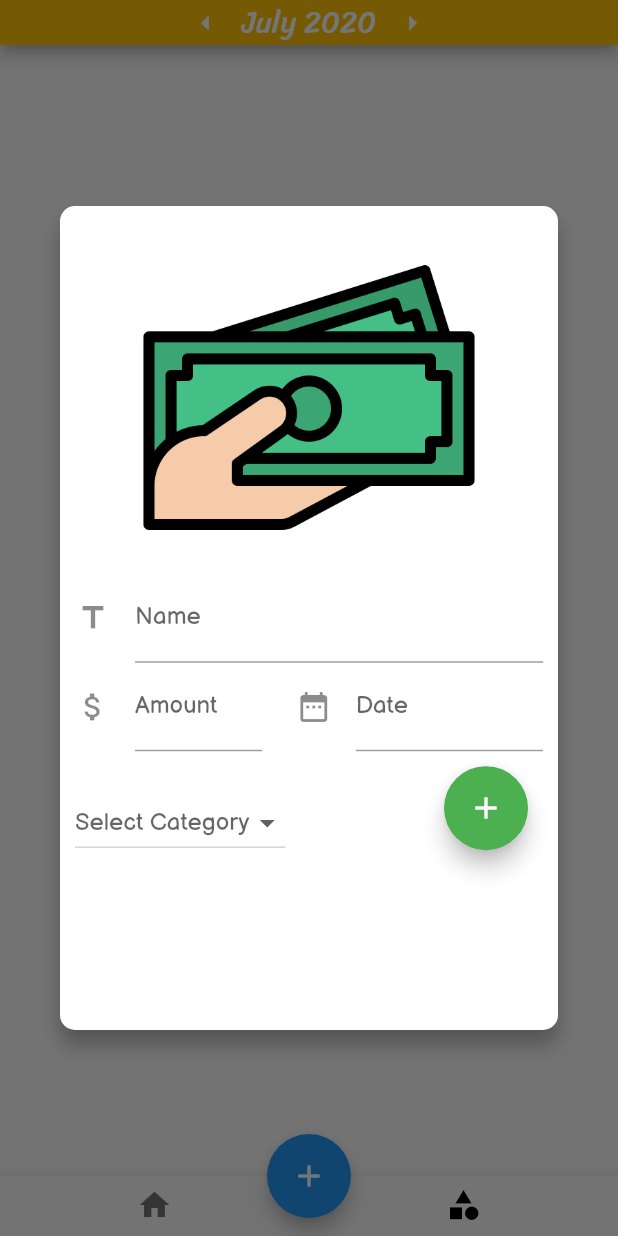
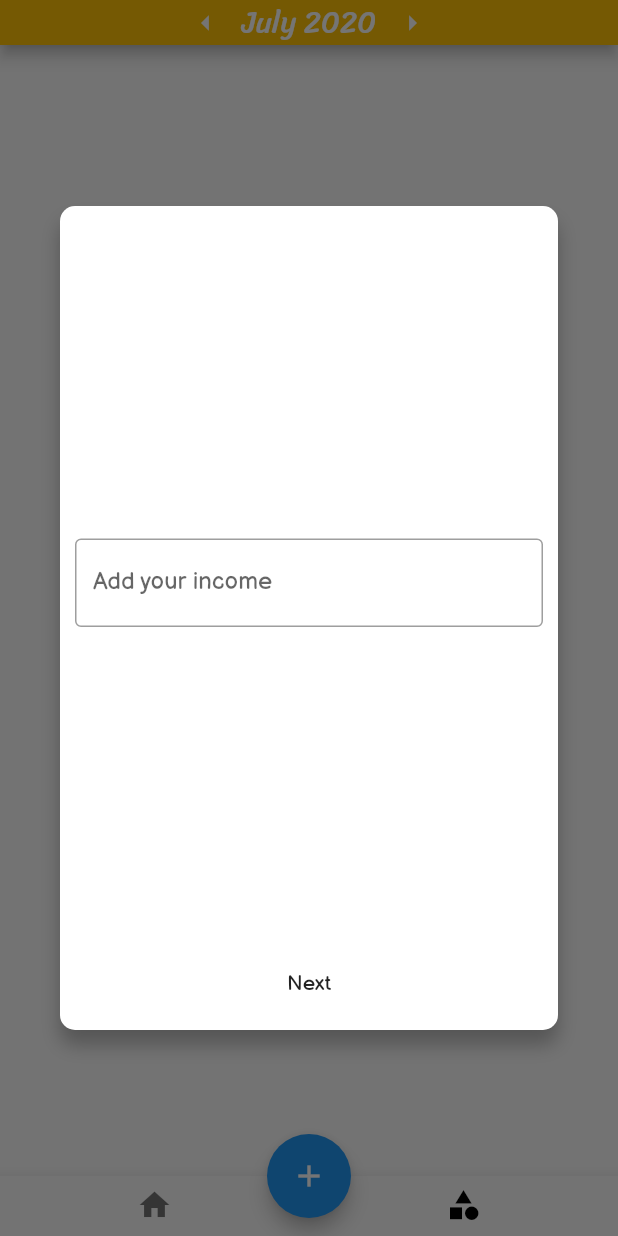
Before and after one commit to joenguyen0109/Flutter-Project, a Flutter app: the screen it shows after launch, item 2 of the bottom bar chosen, after a tap on the "add" icon, on a phone screen of 412 x 824 dp. Run offline on Flutter 3.47's test engine with Material 2 defaults, Android fonts, the phone set to English and light mode, and no system bars; our stand-ins replace get_it, percent_indicator, sqflite; missing offline and left inert: pattern_formatter; accounts and stored records are empty.

Commit message:
Finish the project

```diff
--- a/BudgetApp/lib/DataBase/Database.dart
+++ b/BudgetApp/lib/DataBase/Database.dart
@@ -9,7 +9,7 @@ class DatabaseHelper {
   static final _databaseVersion = 1;
 
   static final table = 'transcation_table';
-  static final table2 = 'category_table';
+  static final table2 = 'income_table';
 
   static final columnId = '_id';
   static final columnName = 'name';
@@ -19,6 +19,8 @@ class DatabaseHelper {
   static final columnDay = 'day';
   static final columnMonth = 'month';
   static final columnYear = 'year';
+
+  static final columnIncome = 'income';
 
   // make this a singleton class
   DatabaseHelper._privateConstructor();
@@ -55,6 +57,14 @@ class DatabaseHelper {
             $columnYear INTEGER NOT NULL
           )
           ''');
+    await db.execute('''
+          CREATE TABLE $table2 (
+            $columnId INTEGER PRIMARY KEY,
+            $columnIncome INTEGER NOT NULL CHECK ($columnIncome > 0),
+            $columnMonth INTEGER NOT NULL,
+            $columnYear INTEGER NOT NULL
+          )
+          ''');
   }
 
   // Helper methods
@@ -83,11 +93,33 @@ class DatabaseHelper {
     return await db.insert(table, row);
   }
 
+  Future<int> insertIncome({int income, int month, int year}) async {
+    Database db = await instance.database;
+    Map<String, dynamic> row = {
+      DatabaseHelper.columnIncome: income,
+      DatabaseHelper.columnMonth: month,
+      DatabaseHelper.columnYear: year,
+    };
+    return await db.insert(table2, row);
+  }
+
+  Future<List<Map<dynamic, dynamic>>> queryIncome(
+      {int month, int year}) async {
+    Database db = await instance.database;
+    return await db.rawQuery(
+        'SELECT $columnIncome FROM $table2 WHERE $columnMonth == $month AND $columnYear == $year');
+  }
+
+  Future<int> updateIncome({int income, int month,int year}) async{
+    Database db = await instance.database;
+    return await db.rawUpdate('UPDATE $table2 SET $columnIncome = $income WHERE $columnMonth == $month AND $columnYear == $year');
+  }
+
   // All of the rows are returned as a list of maps, where each map is
   // a key-value list of columns.
   Future<List<Map<String, dynamic>>> queryAllRows() async {
     Database db = await instance.database;
-    return await db.query(table);
+    return await db.query(table2);
   }
 
   // All of the methods (insert, query, update, delete) can also be done using
--- a/BudgetApp/lib/ViewModels/HomeViewModel.dart
+++ b/BudgetApp/lib/ViewModels/HomeViewModel.dart
@@ -5,9 +5,11 @@ import '../Model/TranscationModel.dart';
 
 class HomeViewModel with ChangeNotifier {
   var service = locator<Dataquery>();
+  int _month = 0;
+  int _year = 0;
   Map<String, List<Transaction>> _data = {};
   Map<String, List<Transaction>> get data => _data;
-  int _income = 30000000;
+  int _income = 0;
   int get income => _income;
 
   int totalSpend() {
@@ -21,7 +23,15 @@ class HomeViewModel with ChangeNotifier {
   }
 
   Future<void> fetchData({int month, int year}) async {
+    _month = month;
+    _year = year;
     _data = await service.getData(month: month, year: year);
+    var income = await service.getIncome(month: month, year: year);
+    if (income.isEmpty) {
+      _income = 0;
+    } else {
+      _income = income[0]['income'];
+    }
   }
 
   Future<void> addNewTrans({
@@ -34,6 +44,7 @@ class HomeViewModel with ChangeNotifier {
       await locator<Dataquery>().insertToDataBase(
         name: name,
         spend: spend,
+        income: _income,
         date: date,
         category: category,
       );
@@ -43,4 +54,29 @@ class HomeViewModel with ChangeNotifier {
     }
     notifyListeners();
   }
+
+  void setIncome(int income) {
+    _income = income;
+    notifyListeners();
+  }
+
+  Future<void> updateIncome({String income}) async {
+    try {
+      var i = await service.updateIncome(
+          income: income, month: _month, year: _year);
+      setIncome(i);
+    } catch (e) {
+      throw e;
+    }
+  }
+
+  Future<void> addNewIncome({String income}) async {
+    try {
+      var i = await service.insertIncome(
+          income: income, month: _month, year: _year);
+      setIncome(i);
+    } catch (e) {
+      throw e;
+    }
+  }
 }
--- a/BudgetApp/lib/Views/AddNewTransaction.dart
+++ b/BudgetApp/lib/Views/AddNewTransaction.dart
@@ -21,16 +21,18 @@ class CustomDialog extends StatefulWidget {
 
 class _CustomDialogState extends State<CustomDialog> {
   Category selectedUser;
-
+  bool showContent = false;
   TextEditingController nameController = new TextEditingController();
   TextEditingController spendController = new TextEditingController();
   TextEditingController dateController = new TextEditingController();
+  TextEditingController incomeController = new TextEditingController();
 
   bool error = false;
   String errorMessage = "";
 
   Widget dialogContainer(BuildContext context) {
     var model = Provider.of<HomeViewModel>(context);
+
     return SingleChildScrollView(
       child: Container(
         height: MediaQuery.of(context).size.height / 1.5,
@@ -48,7 +50,8 @@ class _CustomDialogState extends State<CustomDialog> {
             ),
           ],
         ),
-        child: Column(
+        child: model.income != 0
+            ? Column(
                 mainAxisSize: MainAxisSize.min, // To make the card compact
                 children: <Widget>[
                   Container(
@@ -182,6 +185,44 @@ class _CustomDialogState extends State<CustomDialog> {
                     child: Text(errorMessage),
                   ),
                 ],
+              )
+            : Column(
+                children: [
+                  Expanded(
+                    child: Center(
+                      child: TextField(
+                        controller: incomeController,
+                        keyboardType: TextInputType.number,
+                        inputFormatters: [
+                          ThousandsFormatter(),
+                        ],
+                        decoration: InputDecoration(
+                          border: OutlineInputBorder(),
+                          labelText: 'Add your income',
+                        ),
+                      ),
+                    ),
+                  ),
+                  Text(errorMessage),
+                  GestureDetector(
+                    child: Container(
+                      height: 30,
+                      child: Text('Next'),
+                    ),
+                    onTap: () async {
+                      try {
+                        await model.addNewIncome(income: incomeController.text);
+                        setState(() {
+                          errorMessage = '';
+                        });
+                      } catch (e) {
+                        setState(() {
+                          errorMessage = 'Check your input';
+                        });
+                      }
+                    },
+                  ),
+                ],
               ),
       ),
     );
--- a/BudgetApp/lib/Views/HomeView.dart
+++ b/BudgetApp/lib/Views/HomeView.dart
@@ -1,6 +1,7 @@
 import 'package:BudgetApp/Model/CategoryModel.dart';
 import 'package:BudgetApp/ViewModels/HomeViewModel.dart';
 import 'package:BudgetApp/ViewModels/TrackTimeViewModel.dart';
+import 'package:BudgetApp/Views/UpdateIncome.dart';
 import 'package:flutter/material.dart';
 import 'package:intl/intl.dart';
 import 'package:provider/provider.dart';
@@ -162,7 +163,12 @@ class _HomeViewState extends State<HomeView> {
                       child: Container(
                         margin: EdgeInsets.only(top: 10),
                         child: GestureDetector(
-                          onTap: () {},
+                          onTap: () {
+                            showDialog(
+                              context: context,
+                              builder: (BuildContext ctx) => UpdateIncome(),
+                            );
+                          },
                           child: ListTile(
                             contentPadding: EdgeInsets.only(left: 10),
                             title: Text(
@@ -179,22 +185,14 @@ class _HomeViewState extends State<HomeView> {
                                 fontSize: 15,
                               ),
                             ),
-                            trailing: Row(
-                              mainAxisSize: MainAxisSize.min,
-                              children: [
-                                Text(
-                                  '2%',
-                                  style: TextStyle(
-                                    color: Colors.white,
-                                    fontSize: 13,
-                                  ),
-                                ),
-                                Icon(
-                                  Icons.keyboard_arrow_up,
-                                  color: Colors.yellow,
-                                  size: 15,
-                                ),
-                              ],
+                            leading: Container(
+                              padding: EdgeInsets.only(top: 10),
+                              child: Image(
+                                image: new AssetImage('asset/image/income.png'),
+                                color: null,
+                                fit: BoxFit.scaleDown,
+                                alignment: Alignment.center,
+                              ),
                             ),
                           ),
                         ),
@@ -225,22 +223,14 @@ class _HomeViewState extends State<HomeView> {
                             fontSize: 15,
                           ),
                         ),
-                        trailing: Row(
-                          mainAxisSize: MainAxisSize.min,
-                          children: [
-                            Text(
-                              '-5%',
-                              style: TextStyle(
-                                color: Colors.white,
-                                fontSize: 13,
-                              ),
-                            ),
-                            Icon(
-                              Icons.keyboard_arrow_down,
-                              color: Colors.greenAccent,
-                              size: 15,
-                            ),
-                          ],
+                        trailing: Container(
+                          padding: EdgeInsets.only(top: 10, right: 10),
+                          child: Image(
+                            image: new AssetImage('asset/image/expense.png'),
+                            color: null,
+                            fit: BoxFit.scaleDown,
+                            alignment: Alignment.center,
+                          ),
                         ),
                       ),
                     ),
--- a/BudgetApp/lib/main.dart
+++ b/BudgetApp/lib/main.dart
@@ -96,8 +96,8 @@ class _MainPageState extends State<MainPage> {
           showDialog(
             context: context,
             builder: (BuildContext ctx) => CustomDialog(
-              title: "test",
-              description: "this line of code",
+              title: "Add Transaction",
+              description: "",
               buttonText: "Process",
             ),
           );
--- a/BudgetApp/lib/service/DataQuery.dart
+++ b/BudgetApp/lib/service/DataQuery.dart
@@ -44,6 +44,22 @@ class Dataquery {
     return data;
   }
 
+  Future<List<Map<dynamic, dynamic>>> getIncome({int month, int year}) async {
+    return await dbHelper.queryIncome(month: month, year: year);
+  }
+
+  Future<int> insertIncome({String income, int month, int year}) async {
+    await dbHelper.insertIncome(
+        income: _validSpend(income), month: month, year: year);
+    return _validSpend(income);
+  }
+
+  Future<int> updateIncome({String income, int month, int year}) async {
+    await dbHelper.updateIncome(
+        income: _validSpend(income), month: month, year: year);
+    return _validSpend(income);
+  }
+
   Future<List<Map<dynamic, dynamic>>> getTotalByMonth(
       {int month, int year}) async {
     var data = await dbHelper.queryTotalonMonth(month: month, year: year);
@@ -53,13 +69,14 @@ class Dataquery {
   Future<void> insertToDataBase({
     String name,
     String spend,
+    int income,
     String date,
     String category,
   }) async {
     try {
       await dbHelper.insertData(
           name: name.isEmpty ? null : name,
-          spend: _validSpend(spend),
+          spend: _validSpend(spend) > income ? null : _validSpend(spend),
           category: category,
           date: _validDate(date));
     } catch (error) {
```
Also changed, not shown: BudgetApp/lib/Views/UpdateIncome.dart (added, +99 -0 lines), BudgetApp/asset/image/expense.png (added), BudgetApp/asset/image/income.png (added). Lines whose indentation alone changed are shown as unchanged.
